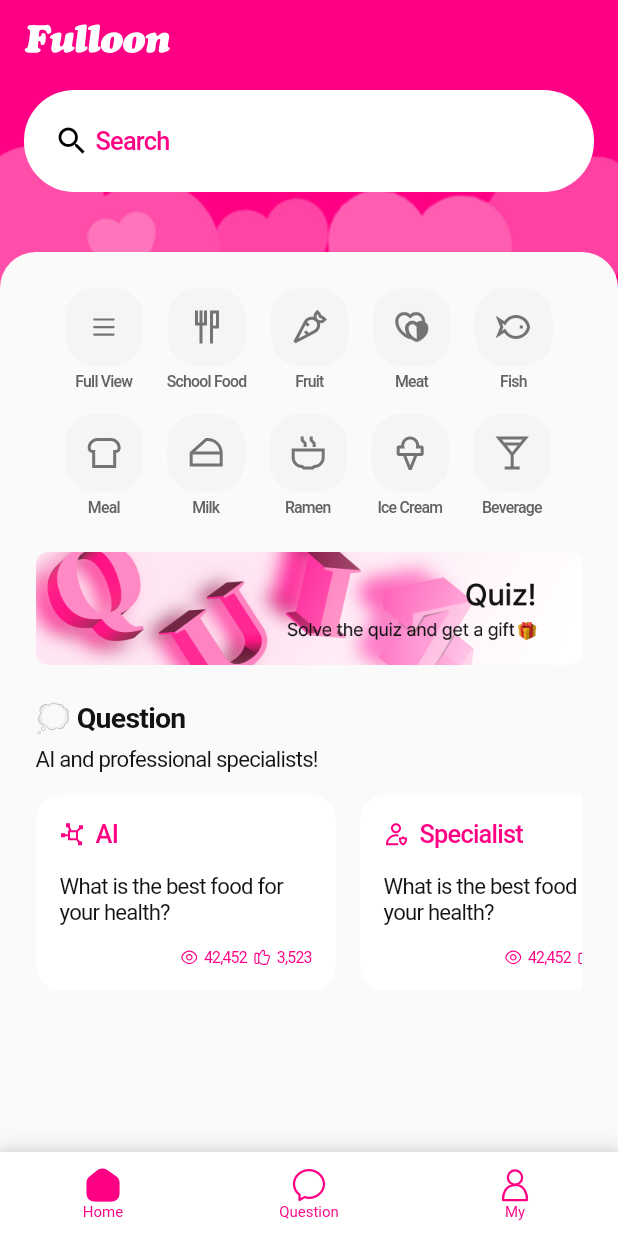
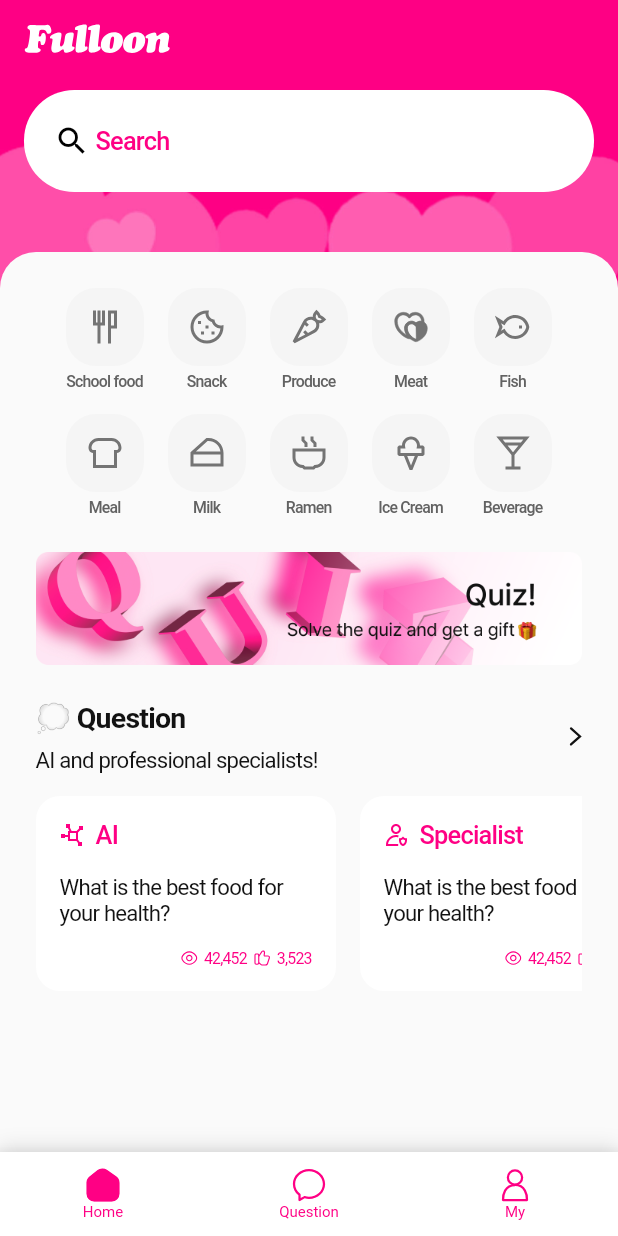
Before and after one commit to pick-it-mvp/fulloon, a Flutter app: the screen it shows after launch, on a phone screen of 412 x 824 dp. Run offline on Flutter 3.47's test engine with Material 3 defaults, Android fonts, the phone set to English and light mode, and no system bars; our stand-ins replace cached_network_image, dio, flutter_dotenv, flutter_screenutil, flutter_svg, get and 2 more; generated files the repository leaves out were written again; Roboto replaces fonts that are missing (Pretendard); project files that could hold a hidden picture were left out.

Commit message:
merge conflict

```diff
--- a/lib/app/data/provider/pickit_rest_api_client.dart
+++ b/lib/app/data/provider/pickit_rest_api_client.dart
@@ -102,4 +102,10 @@ class RestApiClient {
     if (response.statusCode != 200) return null;
     return Food.fromJson(response.data);
   }
+
+  Future<Food?> getCategories(int id) async {
+    final response = await (await dio).get('/foods/categories/$id');
+    if (response.statusCode != 200) return null;
+    return Food.fromJson(response.data);
+  }
 }
--- a/lib/app/pages/home/controller.dart
+++ b/lib/app/pages/home/controller.dart
@@ -5,7 +5,26 @@ import 'package:juction/app/core/util/jwt_decoder.dart';
 import 'package:juction/app/data/provider/pickit_rest_api_client.dart';
 import 'package:juction/app/data/service/auth/service.dart';
 
+import '../../../resources/resources.dart';
 import '../../routes/route.dart';
+
+enum Category {
+  menu("School food", Svgs.forkKnife),
+  snack("Snack", Svgs.cookie),
+  produce("Produce", Svgs.carrot),
+  meat("Meat", Svgs.lovely),
+  fish("Fish", Svgs.fish),
+  meal("Meal", Svgs.breadSlice),
+  cheese("Milk", Svgs.cheese),
+  ramen("Ramen", Svgs.bowlHot),
+  iceCream("Ice Cream", Svgs.iceCream),
+  beverage("Beverage", Svgs.martiniGlass);
+
+  const Category(this.name, this.iconUrl);
+
+  final String name;
+  final String iconUrl;
+}
 
 class HomePageController extends GetxController with StateMixin {
   static HomePageController get to =>
@@ -30,7 +49,7 @@ class HomePageController extends GetxController with StateMixin {
     Get.toNamed(Routes.result, arguments: {
       "id": index == null
           ? searchKeyword.value
-          : searchKeywords.value[index]["id"]
+          : searchKeywords.value[index - 1]["id"]
     });
   }
 
--- a/lib/app/pages/home/page.dart
+++ b/lib/app/pages/home/page.dart
@@ -1,4 +1,5 @@
 import 'package:flutter/material.dart';
+import 'package:flutter_screenutil/flutter_screenutil.dart';
 import 'package:flutter_svg/svg.dart';
 import 'package:get/get.dart';
 import 'package:juction/app/core/global_logger.dart';
@@ -6,6 +7,7 @@ import 'package:juction/app/core/theme/color_theme.dart';
 import 'package:juction/app/core/theme/global_text_styles.dart';
 import 'package:juction/app/pages/home/controller.dart';
 import 'package:juction/app/routes/route.dart';
+import 'package:juction/app/widgets/util/tap_well.dart';
 import 'package:juction/resources/resources.dart';
 
 class HomePage extends GetView<HomePageController> {
@@ -19,7 +21,7 @@ class HomePage extends GetView<HomePageController> {
       ),
       child: TextField(
         controller: controller.textEditingController,
-        onEditingComplete: () =>controller.getSearchResult,
+        onEditingComplete: () => controller.getSearchResult,
         focusNode: controller.focusNode,
         cursorColor: PickItColors.primaryColor,
         style: PickItTextTheme.bodyBD16Medium
@@ -126,7 +128,7 @@ class HomePage extends GetView<HomePageController> {
             itemBuilder: (context, index) {
               Map keyword = controller.searchKeywords.value[index];
               return GestureDetector(
-                onTap: () =>controller.getSearchResult(index),
+                onTap: () => controller.getSearchResult(index),
                 child: Row(
                   children: [
                     const Icon(Icons.search, color: Color(0xff747474)),
@@ -157,7 +159,7 @@ class HomePage extends GetView<HomePageController> {
               itemBuilder: (context, index) {
                 Map keyword = controller.searchHistories.value[index];
                 return GestureDetector(
-                  onTap: () =>controller.getSearchResult(index),
+                  onTap: () => controller.getSearchResult(index),
                   child: Row(
                     children: [
                       const Icon(Icons.search, color: Color(0xff747474)),
@@ -189,29 +191,38 @@ class HomePage extends GetView<HomePageController> {
           child: Wrap(
             spacing: 16,
             runSpacing: 16,
-            children: [
-              const CategoryItem(svg_file: Svgs.menu, title: "Full View"),
-              const CategoryItem(
-                  svg_file: Svgs.forkKnife, title: "School Food"),
-              const CategoryItem(svg_file: Svgs.carrot, title: "Fruit"),
-              const CategoryItem(svg_file: Svgs.lovely, title: "Meat"),
-              const CategoryItem(svg_file: Svgs.fish, title: "Fish"),
-              const CategoryItem(svg_file: Svgs.breadSlice, title: "Meal"),
-              const CategoryItem(svg_file: Svgs.cheese, title: "Milk"),
-              const CategoryItem(svg_file: Svgs.bowlHot, title: "Ramen"),
-              const CategoryItem(svg_file: Svgs.iceCream, title: "Ice Cream"),
-              const CategoryItem(
-                  svg_file: Svgs.martiniGlass, title: "Beverage"),
-            ],
+            children: List.generate(
+              Category.values.length,
+              (idx) => CategoryItem(
+                svg_file: Category.values[idx].iconUrl,
+                title: Category.values[idx].name,
+                getSearch: () => controller.getSearchResult(idx),
+              ),
+            ),
           ),
         ),
         const SizedBox(height: 24),
         Image.asset(Images.quizBanner),
         const SizedBox(height: 24),
+        Row(
+          mainAxisAlignment: MainAxisAlignment.spaceBetween,
+          crossAxisAlignment: CrossAxisAlignment.center,
+          children: [
+            Column(
+              crossAxisAlignment: CrossAxisAlignment.start,
+              children: [
                 Text("💭 Question", style: PickItTextTheme.bodyBD18Semibold),
-        const SizedBox(height: 8),
+                SizedBox(height: 8.w),
                 Text("AI and professional specialists!",
                     style: PickItTextTheme.bodyBD14Regular),
+              ],
+            ),
+            TapWell(
+              // onTap: () => Get.toNamed(Routes.quest),
+              child: SvgPicture.asset(Svgs.icRightArrow),
+            )
+          ],
+        ),
         const SizedBox(height: 16),
         SingleChildScrollView(
           scrollDirection: Axis.horizontal,
@@ -234,14 +245,18 @@ class CategoryItem extends StatelessWidget {
     super.key,
     required this.svg_file,
     required this.title,
+    required this.getSearch,
   });
 
   final String svg_file;
   final String title;
+  final VoidCallback getSearch;
 
   @override
   Widget build(BuildContext context) {
-    return Column(
+    return TapWell(
+      onTap: () => getSearch,
+      child: Column(
         children: [
           Container(
             width: 52,
@@ -257,6 +272,7 @@ class CategoryItem extends StatelessWidget {
               style: PickItTextTheme.bodyBD10Medium
                   .copyWith(color: const Color(0xff626262))),
         ],
+      ),
     );
   }
 }
--- a/lib/resources/svgs.dart
+++ b/lib/resources/svgs.dart
@@ -7,6 +7,7 @@ class Svgs {
   static const String question = 'assets/svgs/Question.svg';
   static const String myText = 'assets/svgs/My_text.svg';
   static const String arrowRight = 'assets/svgs/arrow_right.svg';
+  static const String beverage = 'assets/svgs/beverage.svg';
   static const String bowlHot = 'assets/svgs/bowl-hot.svg';
   static const String breadSlice = 'assets/svgs/bread-slice.svg';
   static const String btnPlus24Grey = 'assets/svgs/btn_plus_24_grey.svg';
@@ -15,9 +16,9 @@ class Svgs {
   static const String chat = 'assets/svgs/chat.svg';
   static const String chatFill = 'assets/svgs/chat_fill.svg';
   static const String cheese = 'assets/svgs/cheese.svg';
+  static const String cookie = 'assets/svgs/cookie.svg';
   static const String edit = 'assets/svgs/edit.svg';
   static const String coin = 'assets/svgs/coin.svg';
-  static const String cookie = 'assets/svgs/cookie.svg';
   static const String eye = 'assets/svgs/eye.svg';
   static const String fish = 'assets/svgs/fish.svg';
   static const String forkKnife = 'assets/svgs/fork_knife.svg';
@@ -25,6 +26,7 @@ class Svgs {
   static const String homeFill = 'assets/svgs/home_fill.svg';
   static const String ibtnBackArrow = 'assets/svgs/ibtn_back_arrow.svg';
   static const String icLeftArrow = 'assets/svgs/ic_left_arrow.svg';
+  static const String icRightArrow = 'assets/svgs/ic_right_arrow.svg';
   static const String icSearch = 'assets/svgs/ic_search.svg';
   static const String iceCream = 'assets/svgs/ice-cream.svg';
   static const String like = 'assets/svgs/like.svg';
```
Also changed, not shown: assets/svgs/beverage.svg (added), assets/svgs/ic_right_arrow.svg (added). Lines whose indentation alone changed are shown as unchanged.
